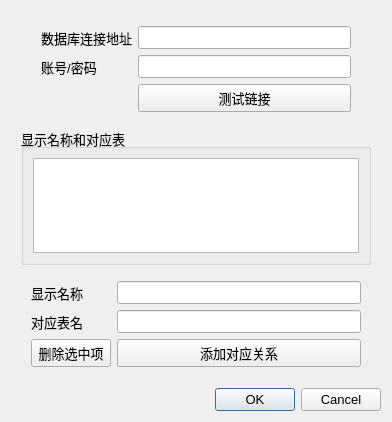
This is UIDesigner/config.ui in lc6937/pyqt_execl as Qt 5 draws it before an edit. The edited form follows.
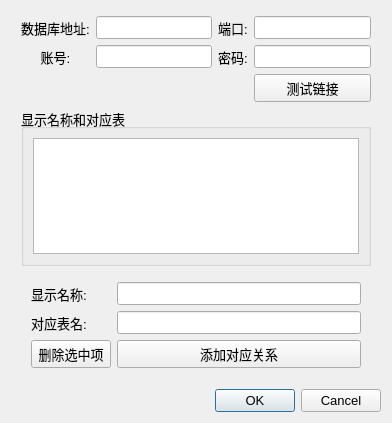
This is the edited form.

Diff of the .ui file:
```diff
--- a/UIDesigner/config.ui
+++ b/UIDesigner/config.ui
@@ -7,7 +7,7 @@
     <x>0</x>
     <y>0</y>
     <width>392</width>
-    <height>422</height>
+    <height>423</height>
    </rect>
   </property>
   <property name="font">
@@ -21,7 +21,7 @@
   </property>
   <layout class="QVBoxLayout" name="verticalLayout">
    <item>
-    <layout class="QVBoxLayout" name="verticalLayout_2" stretch="2,8">
+    <layout class="QVBoxLayout" name="verticalLayout_2" stretch="0,8">
      <property name="leftMargin">
       <number>10</number>
      </property>
@@ -35,37 +35,16 @@
       <number>5</number>
      </property>
      <item>
-      <layout class="QFormLayout" name="formLayout">
-       <property name="leftMargin">
-        <number>20</number>
-       </property>
-       <property name="topMargin">
-        <number>10</number>
-       </property>
-       <property name="rightMargin">
-        <number>20</number>
-       </property>
-       <property name="bottomMargin">
-        <number>10</number>
-       </property>
-       <item row="0" column="0">
-        <widget class="QLabel" name="label">
-         <property name="font">
-          <font>
-           <family>Microsoft YaHei UI</family>
-           <pointsize>10</pointsize>
-          </font>
-         </property>
+      <layout class="QGridLayout" name="gridLayout">
+       <item row="1" column="2">
+        <widget class="QLabel" name="label_6">
          <property name="text">
-          <string>数据库连接地址</string>
-         </property>
-         <property name="alignment">
-          <set>Qt::AlignCenter</set>
+          <string>端口:</string>
          </property>
         </widget>
        </item>
        <item row="1" column="0">
-        <widget class="QLabel" name="label_2">
+        <widget class="QLabel" name="label">
          <property name="font">
           <font>
            <family>Microsoft YaHei UI</family>
@@ -73,7 +52,7 @@
           </font>
          </property>
          <property name="text">
-          <string>账号/密码</string>
+          <string>数据库地址:</string>
          </property>
          <property name="alignment">
           <set>Qt::AlignCenter</set>
@@ -81,17 +60,46 @@
         </widget>
        </item>
        <item row="2" column="1">
-        <widget class="QPushButton" name="pushButton">
+        <widget class="QLineEdit" name="user"/>
+       </item>
+       <item row="1" column="3">
+        <widget class="QLineEdit" name="port"/>
+       </item>
+       <item row="2" column="3">
+        <widget class="QLineEdit" name="password"/>
+       </item>
+       <item row="2" column="0">
+        <widget class="QLabel" name="label_2">
+         <property name="font">
+          <font>
+           <family>Microsoft YaHei UI</family>
+           <pointsize>10</pointsize>
+          </font>
+         </property>
          <property name="text">
-          <string>测试链接</string>
+          <string>账号:</string>
          </property>
+         <property name="alignment">
+          <set>Qt::AlignCenter</set>
+         </property>
         </widget>
        </item>
-       <item row="0" column="1">
-        <widget class="QLineEdit" name="lineEdit"/>
+       <item row="2" column="2">
+        <widget class="QLabel" name="label_5">
+         <property name="text">
+          <string>密码:</string>
+         </property>
+        </widget>
        </item>
        <item row="1" column="1">
-        <widget class="QLineEdit" name="lineEdit_2"/>
+        <widget class="QLineEdit" name="db_address"/>
+       </item>
+       <item row="3" column="3">
+        <widget class="QPushButton" name="testconnect_pushButton">
+         <property name="text">
+          <string>测试链接</string>
+         </property>
+        </widget>
        </item>
       </layout>
      </item>
@@ -104,7 +112,11 @@
          </property>
          <layout class="QVBoxLayout" name="verticalLayout_4">
           <item>
-           <widget class="QTableView" name="tableView"/>
+           <widget class="QTableView" name="relation_tableView">
+            <property name="showGrid">
+             <bool>true</bool>
+            </property>
+           </widget>
           </item>
          </layout>
         </widget>
@@ -132,7 +144,7 @@
             </font>
            </property>
            <property name="text">
-            <string>显示名称</string>
+            <string>显示名称:</string>
            </property>
           </widget>
          </item>
@@ -145,7 +157,7 @@
             </font>
            </property>
            <property name="text">
-            <string>对应表名</string>
+            <string>对应表名:</string>
            </property>
           </widget>
          </item>
```
Left out of the diff: 16 changed lines with no effect on the pictures.
